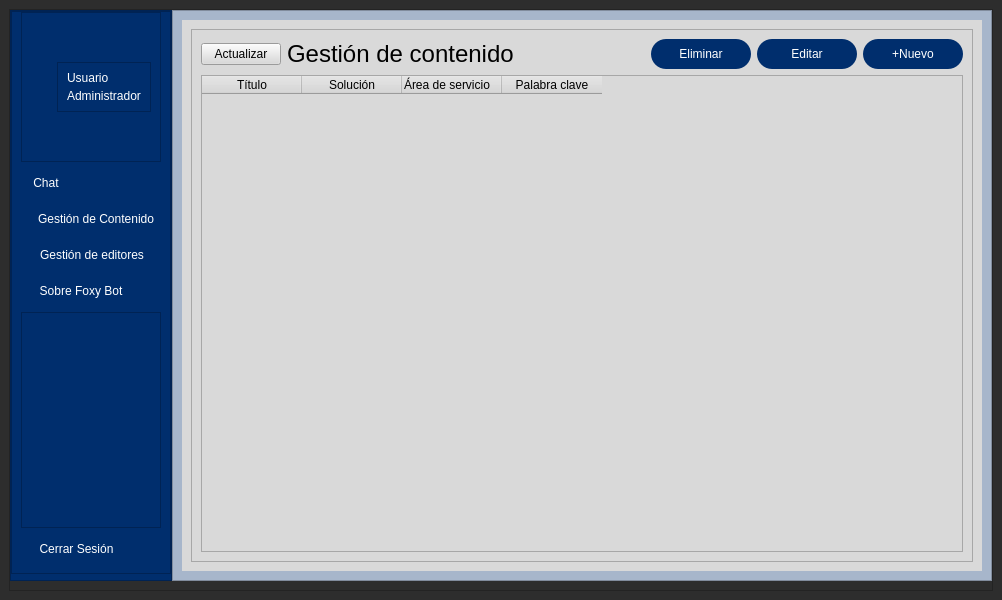
Qt form windows_xml/AdminWindow.ui (Lomeli89/FoxyBotApp1.0) before a commit.
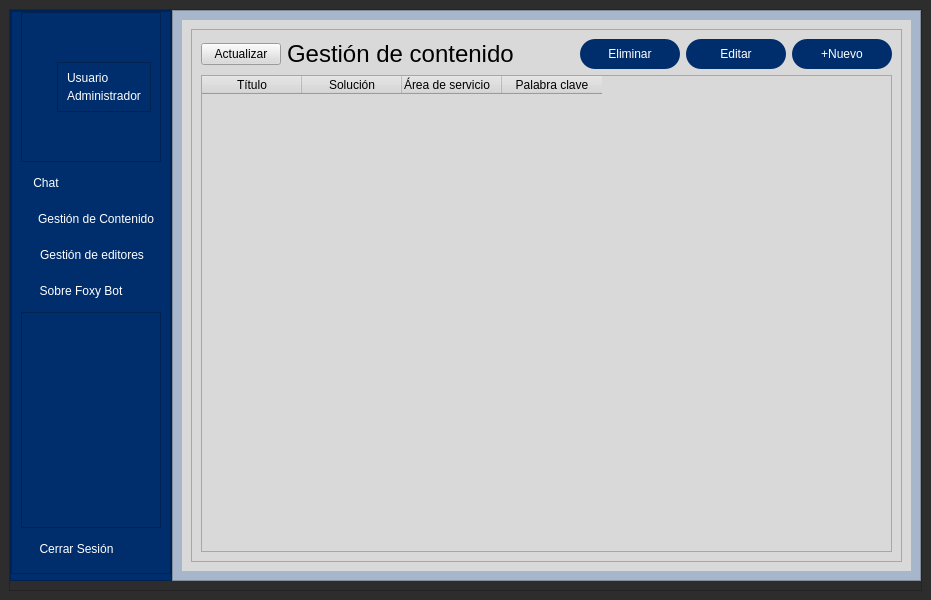
The same form after that commit. Icons and pictures are not drawn.

The edit to the form file:
```diff
--- a/windows_xml/AdminWindow.ui
+++ b/windows_xml/AdminWindow.ui
@@ -6,7 +6,7 @@
    <rect>
     <x>0</x>
     <y>0</y>
-    <width>1002</width>
+    <width>931</width>
     <height>600</height>
    </rect>
   </property>
```
